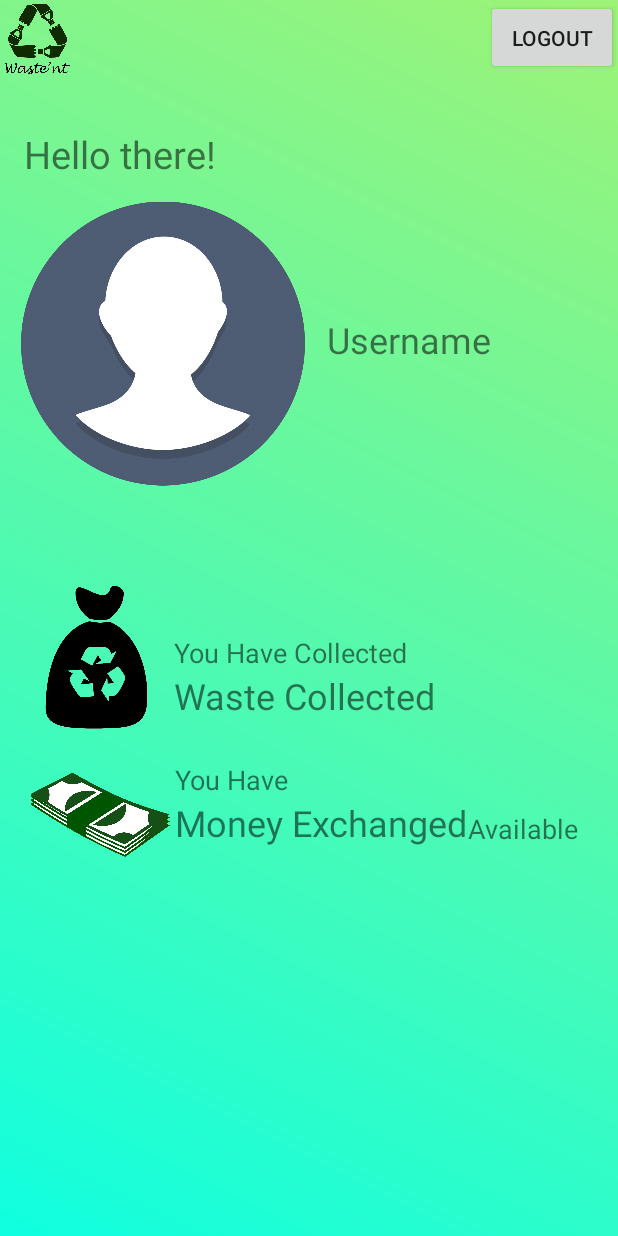
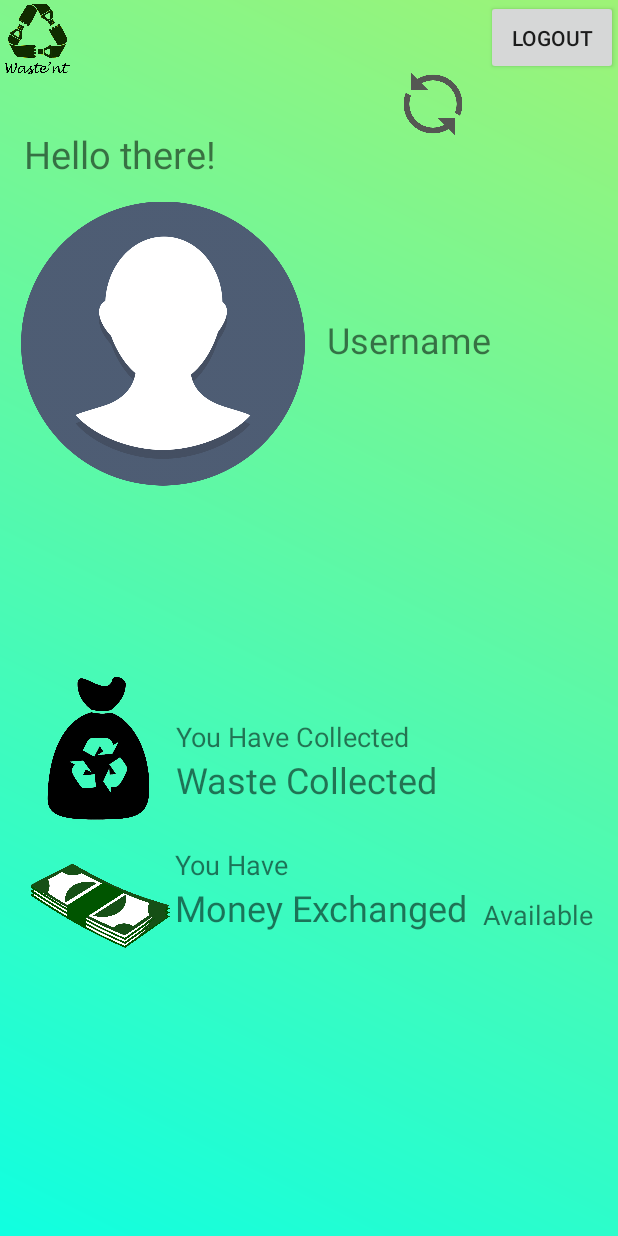
Before and after one commit to NicholasMichaelGilbert/WastentUIProject, an Android app: the layout activity_main.xml on its own in the app's theme, with its tools: preview values and no code run, on a phone screen of 412 x 824 dp. Run offline under Robolectric (Android 15) with nearby library versions, the phone set to English and light mode, and no system bars.

Commit message:
perfecting the UI

```diff
--- a/app/src/main/java/com/example/wastent/Main.java
+++ b/app/src/main/java/com/example/wastent/Main.java
@@ -4,6 +4,7 @@ import android.content.Intent;
 import android.os.Bundle;
 import android.view.View;
 import android.widget.Button;
+import android.widget.ImageView;
 import android.widget.TextView;
 
 import androidx.annotation.NonNull;
@@ -24,6 +25,7 @@ public class Main extends AppCompatActivity {
     FirebaseAuth mFirebaseAuth;
     FirebaseDatabase mFirebaseDatabase;
     DatabaseReference dbRef;
+    ImageView btnRefresh;
 
     @Override
     protected void onCreate(Bundle savedInstanceState) {
@@ -37,6 +39,7 @@ public class Main extends AppCompatActivity {
         btnLogOut = findViewById(R.id.btnLogout);
         mFirebaseDatabase = FirebaseDatabase.getInstance();
         mFirebaseUser = mFirebaseAuth.getCurrentUser();
+        btnRefresh = findViewById(R.id.imageView6);
 
         dbRef = mFirebaseDatabase.getReference().child("users").child(mFirebaseUser.getUid());
 
@@ -65,5 +68,13 @@ public class Main extends AppCompatActivity {
                 startActivity(intToLogin);
             }
         });
+
+        btnRefresh.setOnClickListener(new View.OnClickListener() {
+            @Override
+            public void onClick(View v) {
+                Intent refresh = new Intent(Main.this, Main.class);
+                startActivity(refresh);
+            }
+        });
     }
 }
--- a/app/src/main/res/layout/activity_main.xml
+++ b/app/src/main/res/layout/activity_main.xml
@@ -37,6 +37,32 @@
         app:layout_constraintTop_toTopOf="parent"
         app:layout_constraintVertical_bias="0.0" />
 
+    <ImageView
+        android:id="@+id/imageView3"
+        android:layout_width="100dp"
+        android:layout_height="100dp"
+        android:layout_marginStart="19dp"
+        android:layout_marginLeft="19dp"
+        android:layout_marginEnd="298dp"
+        android:layout_marginRight="298dp"
+        app:layout_constraintEnd_toEndOf="parent"
+        app:layout_constraintStart_toStartOf="parent"
+        app:layout_constraintTop_toBottomOf="@+id/imageView2"
+        app:srcCompat="@drawable/cash" />
+
+    <ImageView
+        android:id="@+id/imageView6"
+        android:layout_width="40dp"
+        android:layout_height="41dp"
+        android:layout_marginTop="5dp"
+        android:layout_marginEnd="15dp"
+        android:layout_marginRight="15dp"
+        android:layout_marginBottom="691dp"
+        app:layout_constraintBottom_toBottomOf="parent"
+        app:layout_constraintEnd_toStartOf="@+id/btnLogout"
+        app:layout_constraintTop_toTopOf="parent"
+        app:srcCompat="@drawable/refresh" />
+
     <TextView
         android:id="@+id/textWasteCollected"
         android:layout_width="wrap_content"
@@ -50,8 +76,8 @@
         android:id="@+id/totalWasteCollected"
         android:layout_width="wrap_content"
         android:layout_height="wrap_content"
-        android:layout_marginTop="403dp"
-        android:layout_marginBottom="300dp"
+        android:layout_marginTop="458dp"
+        android:layout_marginBottom="243dp"
         android:gravity="left"
         android:text="Waste Collected"
         android:textSize="24sp"
@@ -63,50 +89,24 @@
         android:id="@+id/imageView2"
         android:layout_width="100dp"
         android:layout_height="100dp"
-        android:layout_marginStart="16dp"
-        android:layout_marginLeft="16dp"
-        android:layout_marginTop="339dp"
+        android:layout_marginStart="18dp"
+        android:layout_marginLeft="18dp"
+        android:layout_marginTop="404dp"
         android:layout_marginEnd="296dp"
         android:layout_marginRight="296dp"
-        android:layout_marginBottom="286dp"
+        android:layout_marginBottom="229dp"
         app:layout_constraintBottom_toBottomOf="parent"
         app:layout_constraintEnd_toEndOf="parent"
         app:layout_constraintStart_toStartOf="parent"
         app:layout_constraintTop_toTopOf="parent"
         app:srcCompat="@drawable/trash" />
 
-    <ImageView
-        android:id="@+id/imageView3"
-        android:layout_width="100dp"
-        android:layout_height="100dp"
-        android:layout_marginStart="19dp"
-        android:layout_marginLeft="19dp"
-        android:layout_marginEnd="298dp"
-        android:layout_marginRight="298dp"
-        app:layout_constraintEnd_toEndOf="parent"
-        app:layout_constraintStart_toStartOf="parent"
-        app:layout_constraintTop_toBottomOf="@+id/imageView2"
-        app:srcCompat="@drawable/cash" />
-
-    <TextView
-        android:id="@+id/textMoneyExchanged2"
-        android:layout_width="wrap_content"
-        android:layout_height="wrap_content"
-        android:layout_marginTop="495dp"
-        android:layout_marginBottom="215dp"
-        android:gravity="left"
-        android:text="Available"
-        android:textSize="18sp"
-        app:layout_constraintBottom_toBottomOf="parent"
-        app:layout_constraintStart_toEndOf="@+id/totalMoneyExchanged"
-        app:layout_constraintTop_toTopOf="parent" />
-
     <TextView
         android:id="@+id/totalMoneyExchanged"
         android:layout_width="wrap_content"
         android:layout_height="wrap_content"
-        android:layout_marginTop="488dp"
-        android:layout_marginBottom="215dp"
+        android:layout_marginTop="543dp"
+        android:layout_marginBottom="158dp"
         android:gravity="left"
         android:text="Money Exchanged"
         android:textSize="24sp"
@@ -122,6 +122,21 @@
         android:textSize="18sp"
         app:layout_constraintBottom_toTopOf="@+id/totalMoneyExchanged"
         app:layout_constraintStart_toEndOf="@+id/imageView3" />
+
+    <TextView
+        android:id="@+id/textMoneyExchanged2"
+        android:layout_width="wrap_content"
+        android:layout_height="wrap_content"
+        android:layout_marginStart="10dp"
+        android:layout_marginLeft="10dp"
+        android:layout_marginTop="552dp"
+        android:layout_marginBottom="157dp"
+        android:gravity="left"
+        android:text="Available"
+        android:textSize="18sp"
+        app:layout_constraintBottom_toBottomOf="parent"
+        app:layout_constraintStart_toEndOf="@+id/totalMoneyExchanged"
+        app:layout_constraintTop_toTopOf="parent" />
 
     <ImageView
         android:id="@+id/imageView4"
```
Also changed, not shown: app/src/main/res/drawable/refresh.png (added).
